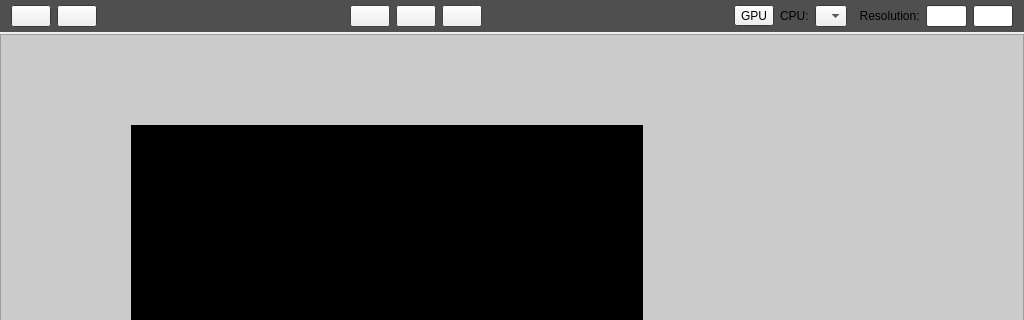
This is __qt_source__/RenderViewport.ui in TheDonsky/DumbRay as Qt 5 draws it before an edit; both pictures show x 0 to 1024 and y 0 to 320 of the 1024 by 512 pixel window. The edited form follows.
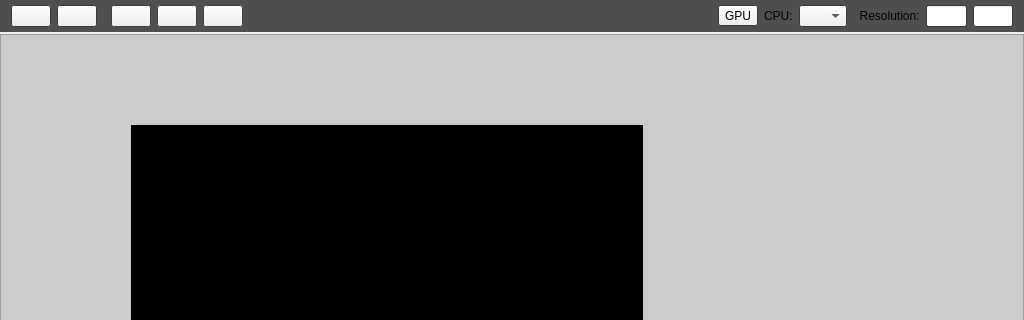
This is the edited form.

Patch:
```diff
--- a/__qt_source__/RenderViewport.ui
+++ b/__qt_source__/RenderViewport.ui
@@ -701,11 +701,11 @@
          <enum>Qt::Horizontal</enum>
         </property>
         <property name="sizeType">
-         <enum>QSizePolicy::Expanding</enum>
+         <enum>QSizePolicy::Minimum</enum>
         </property>
         <property name="sizeHint" stdset="0">
          <size>
-          <width>48</width>
+          <width>8</width>
           <height>20</height>
          </size>
         </property>
@@ -784,7 +784,7 @@
         </property>
         <property name="maximumSize">
          <size>
-          <width>32</width>
+          <width>48</width>
           <height>16777215</height>
          </size>
         </property>
```
